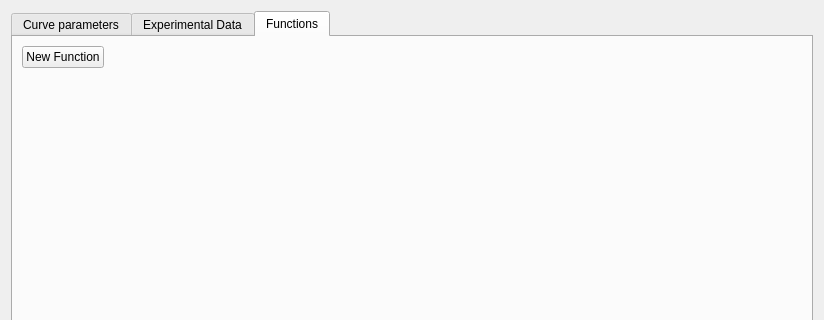
This is newcurvedialog.ui in arntanguy/STS-simulator as Qt 5 draws it before an edit; both pictures show x 0 to 824 and y 0 to 320 of the 824 by 565 pixel window. The edited form follows.
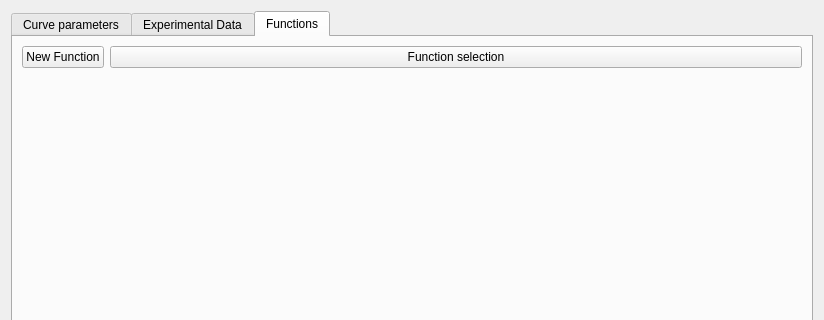
This is the edited form. The open tabs and pages were chosen to show the change. Custom widgets are drawn as their Qt base class.

Commit message: Show and select function variable values

Diff of the .ui file:
```diff
--- a/newcurvedialog.ui
+++ b/newcurvedialog.ui
@@ -199,6 +199,13 @@
          </property>
         </widget>
        </item>
+       <item row="0" column="1">
+        <widget class="QPushButton" name="functionSelection">
+         <property name="text">
+          <string>Function selection</string>
+         </property>
+        </widget>
+       </item>
       </layout>
      </widget>
     </widget>
```
Left out of the diff: 2 changed lines with no effect on the pictures. The commit also changes 17 other files.
